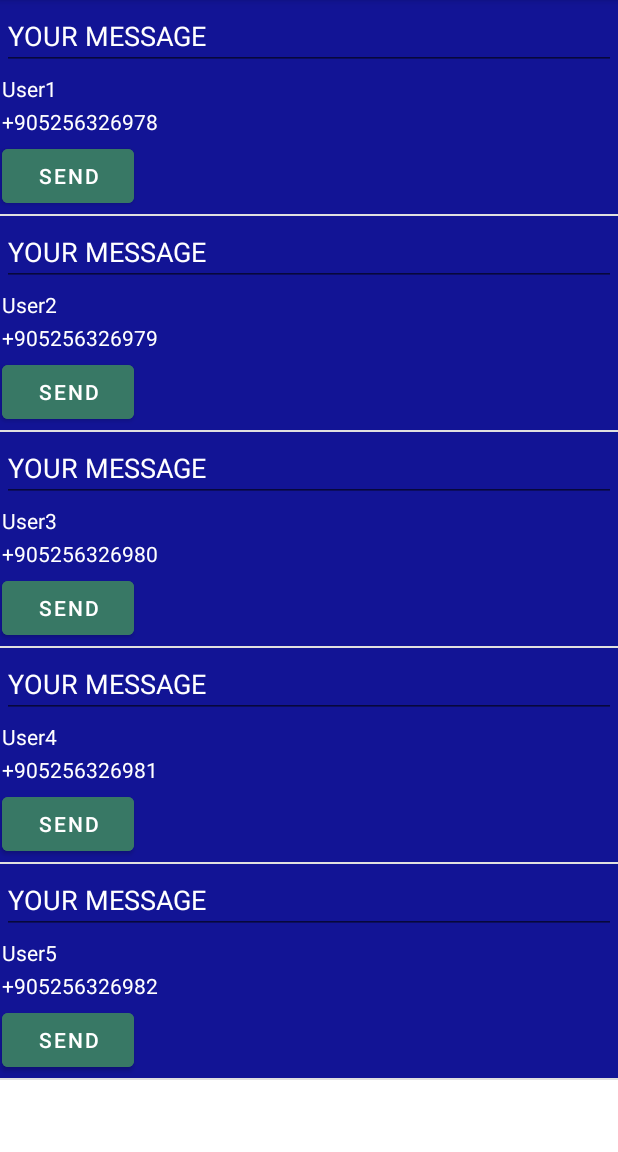
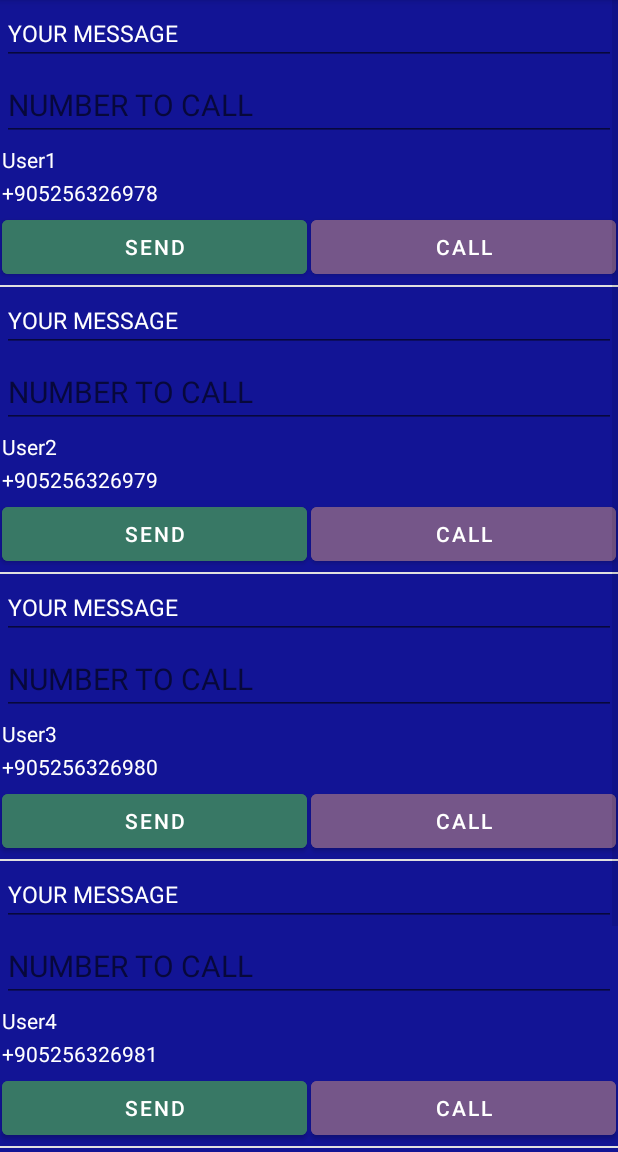
Before and after one commit to samet-kemal/SimpleMessageApp, an Android app: the screen it shows after launch (MainActivity), after a tap on "SEND", on a phone screen of 412 x 824 dp, the part 84-1236 px from its top. Run offline under Robolectric (Android 15) with nearby library versions, the phone set to English and light mode, and no system bars.

Commit message:
Call Option Added !

```diff
--- a/app/src/main/AndroidManifest.xml
+++ b/app/src/main/AndroidManifest.xml
@@ -1,6 +1,10 @@
 <?xml version="1.0" encoding="utf-8"?>
 <manifest xmlns:android="http://schemas.android.com/apk/res/android"
     package="com.samet.simplemessageapp">
+
+    <uses-permission android:name="android.permission.CALL_PHONE">
+
+    </uses-permission>
 
     <application
         android:allowBackup="true"
--- a/app/src/main/java/com/samet/simplemessageapp/Adapter.kt
+++ b/app/src/main/java/com/samet/simplemessageapp/Adapter.kt
@@ -45,18 +45,25 @@ return 0   }
             var buttonSend:Button = view.findViewById(R.id.sendMessageButton)
             var phoneText:TextView=view.findViewById(R.id.phoneText)
             var nameText:TextView=view.findViewById(R.id.nameText)
+            var numberToCall:EditText = view.findViewById(R.id.numberToCall)
+            var callButton:Button = view.findViewById(R.id.callButton)
 
             phoneText.text = userList[p0].phoneNumber
             var phonenumber:String=userList[p0].phoneNumber
             nameText.text = userList[p0].name
+            var numberToCalling= numberToCall.text.toString()
 
             buttonSend.setOnClickListener {
                 var  messageContent:String = messageContent.text.toString()
 
-                var intent: Intent = Intent(Intent.ACTION_VIEW, Uri.parse("sms:"+phonenumber))
+                var intent = Intent(Intent.ACTION_VIEW, Uri.parse("sms:$phonenumber"))
                 intent.putExtra("sms_body",messageContent)
                 activity.startActivity(intent)
-
+            }
+            callButton.setOnClickListener {
+                val intentToCall = Intent(Intent.ACTION_DIAL)
+                intentToCall.data= Uri.parse("tel:$numberToCalling")
+                activity.startActivity(intentToCall)
 
             }
 
--- a/app/src/main/res/layout/message_list_layout.xml
+++ b/app/src/main/res/layout/message_list_layout.xml
@@ -19,8 +19,20 @@
             android:layout_width="match_parent"
             android:textColor="@color/white"
             android:text="YOUR MESSAGE"
+            android:textSize="15dp"
             android:layout_margin="1dp"
             android:layout_height="wrap_content">
+        </EditText>
+
+        <EditText
+            android:id="@+id/numberToCall"
+            android:layout_width="match_parent"
+            android:layout_height="wrap_content"
+            android:layout_margin="1dp"
+            android:hint="NUMBER TO CALL"
+            android:textColor="@color/white"
+            android:textSize="20sp">
+
         </EditText>
 
         <TextView
@@ -43,15 +55,33 @@
 
         </TextView>
 
+        <LinearLayout
+            android:layout_width="match_parent"
+            android:layout_height="wrap_content"
+            android:orientation="horizontal">
             <Button
                 android:id="@+id/sendMessageButton"
                 android:layout_width="wrap_content"
-            android:layout_height="wrap_content"
+                android:layout_height="match_parent"
+                android:layout_weight="1"
                 android:textColor="@color/white"
                 android:backgroundTint="#387865"
                 android:layout_margin="1dp"
                 android:text="SEND">
             </Button>
+            <Button
+                android:id="@+id/callButton"
+                android:layout_width="wrap_content"
+                android:layout_height="match_parent"
+                android:textColor="@color/white"
+                android:layout_weight="1"
+                android:backgroundTint="#755689"
+                android:layout_margin="1dp"
+                android:text="CALL">
+            </Button>
+        </LinearLayout>
+
+
 
     </LinearLayout>
 
```
Lines whose indentation alone changed are shown as unchanged.
